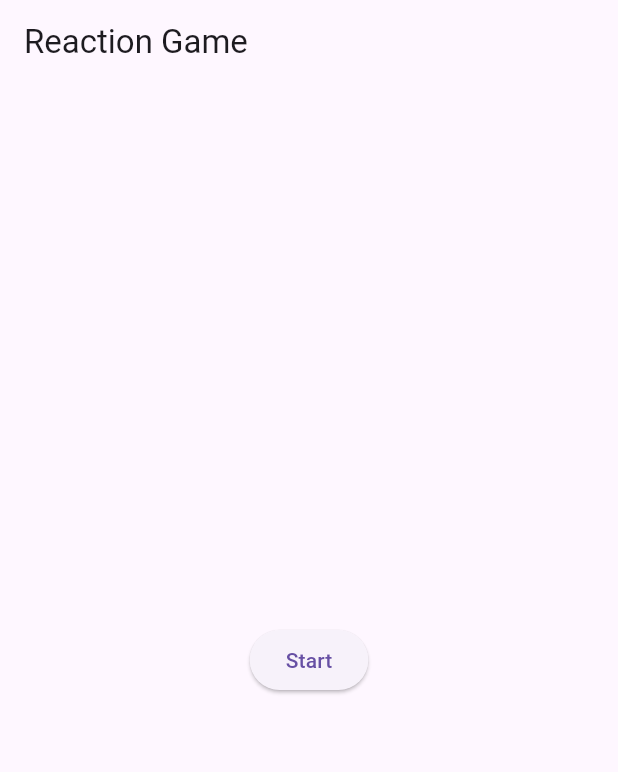
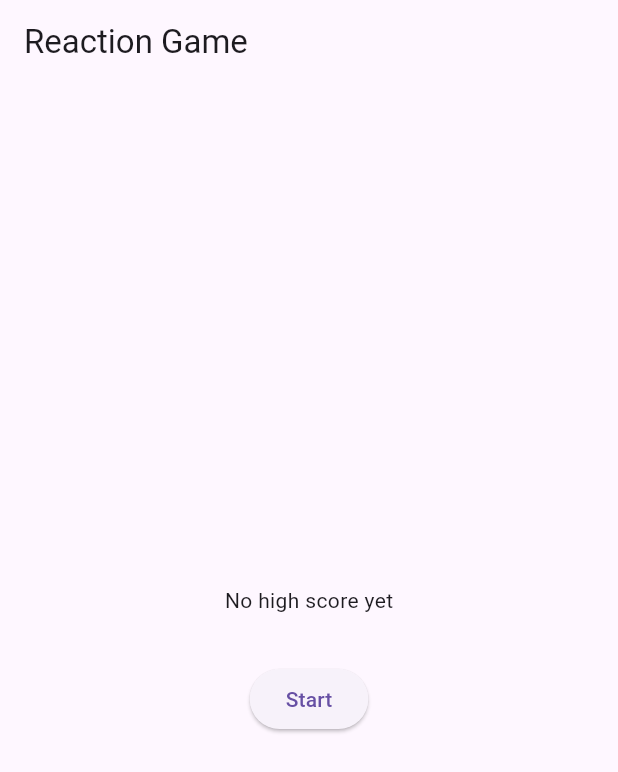
Before and after one commit to antonioft21/game, a Flutter app: the screen it shows after launch, on a phone screen of 412 x 824 dp. Shown: the top 772 px of the screen. Run offline on Flutter 3.47's test engine with Material 3 defaults, Android fonts, the phone set to English and light mode, and no system bars; our stand-ins replace bloc, equatable, flutter_bloc, shared_preferences.

Commit message:
Add high score feature

```diff
--- /dev/null
+++ b/flutter_game/lib/bloc/high_score_cubit.dart
@@ -0,0 +1,26 @@
+import 'package:bloc/bloc.dart';
+import 'package:shared_preferences/shared_preferences.dart';
+
+class HighScoreCubit extends Cubit<Duration?> {
+  HighScoreCubit() : super(null) {
+    _loadHighScore();
+  }
+
+  static const _key = 'high_score_ms';
+
+  Future<void> _loadHighScore() async {
+    final prefs = await SharedPreferences.getInstance();
+    final ms = prefs.getInt(_key);
+    if (ms != null) {
+      emit(Duration(milliseconds: ms));
+    }
+  }
+
+  Future<void> updateScore(Duration newScore) async {
+    if (state == null || newScore.inMilliseconds < state!.inMilliseconds) {
+      emit(newScore);
+      final prefs = await SharedPreferences.getInstance();
+      await prefs.setInt(_key, newScore.inMilliseconds);
+    }
+  }
+}
--- a/flutter_game/lib/bloc/reaction_bloc.dart
+++ b/flutter_game/lib/bloc/reaction_bloc.dart
@@ -3,12 +3,15 @@ import 'dart:math';
 
 import 'package:bloc/bloc.dart';
 import 'package:equatable/equatable.dart';
+import 'high_score_cubit.dart';
 
 part 'reaction_event.dart';
 part 'reaction_state.dart';
 
 class ReactionBloc extends Bloc<ReactionEvent, ReactionState> {
-  ReactionBloc() : super(const ReactionInitial()) {
+  final HighScoreCubit highScoreCubit;
+
+  ReactionBloc(this.highScoreCubit) : super(const ReactionInitial()) {
     on<StartGame>(_onStart);
     on<UserTapped>(_onTap);
     on<ResetGame>(_onReset);
@@ -29,6 +32,7 @@ class ReactionBloc extends Bloc<ReactionEvent, ReactionState> {
     if (state is ReactionRunning) {
       final reactionTime = DateTime.now().difference(_startTime);
       emit(ReactionResult(reactionTime));
+      unawaited(highScoreCubit.updateScore(reactionTime));
     }
   }
 
--- a/flutter_game/lib/main.dart
+++ b/flutter_game/lib/main.dart
@@ -1,6 +1,7 @@
 import 'package:flutter/material.dart';
 import 'package:flutter_bloc/flutter_bloc.dart';
 import 'bloc/reaction_bloc.dart';
+import 'bloc/high_score_cubit.dart';
 import 'screens/home_screen.dart';
 
 void main() {
@@ -15,8 +16,11 @@ class ReactionGameApp extends StatelessWidget {
     return MaterialApp(
       title: 'Reaction Game',
       theme: ThemeData(primarySwatch: Colors.blue),
-      home: BlocProvider(
-        create: (_) => ReactionBloc(),
+      home: MultiBlocProvider(
+        providers: [
+          BlocProvider(create: (_) => HighScoreCubit()),
+          BlocProvider(create: (context) => ReactionBloc(context.read<HighScoreCubit>())),
+        ],
         child: const HomeScreen(),
       ),
     );
--- a/flutter_game/lib/screens/home_screen.dart
+++ b/flutter_game/lib/screens/home_screen.dart
@@ -1,6 +1,7 @@
 import 'package:flutter/material.dart';
 import 'package:flutter_bloc/flutter_bloc.dart';
 import '../bloc/reaction_bloc.dart';
+import '../bloc/high_score_cubit.dart';
 
 class HomeScreen extends StatelessWidget {
   const HomeScreen({super.key});
@@ -10,7 +11,19 @@ class HomeScreen extends StatelessWidget {
     return Scaffold(
       appBar: AppBar(title: const Text('Reaction Game')),
       body: Center(
-        child: BlocBuilder<ReactionBloc, ReactionState>(
+        child: Column(
+          mainAxisSize: MainAxisSize.min,
+          children: [
+            BlocBuilder<HighScoreCubit, Duration?>(
+              builder: (context, bestTime) {
+                final text = bestTime == null
+                    ? 'No high score yet'
+                    : 'Best time: ${bestTime.inMilliseconds} ms';
+                return Text(text);
+              },
+            ),
+            const SizedBox(height: 32),
+            BlocBuilder<ReactionBloc, ReactionState>(
               builder: (context, state) {
                 if (state is ReactionInitial) {
                   return ElevatedButton(
@@ -41,6 +54,8 @@ class HomeScreen extends StatelessWidget {
                 }
               },
             ),
+          ],
+        ),
       ),
     );
   }
--- a/flutter_game/pubspec.yaml
+++ b/flutter_game/pubspec.yaml
@@ -11,6 +11,7 @@ dependencies:
     sdk: flutter
   flutter_bloc: ^8.1.1
   equatable: ^2.0.5
+  shared_preferences: ^2.0.15
 
 dev_dependencies:
   flutter_test:
```
Also changed, not shown: 2 other files. Lines whose indentation alone changed are shown as unchanged.
